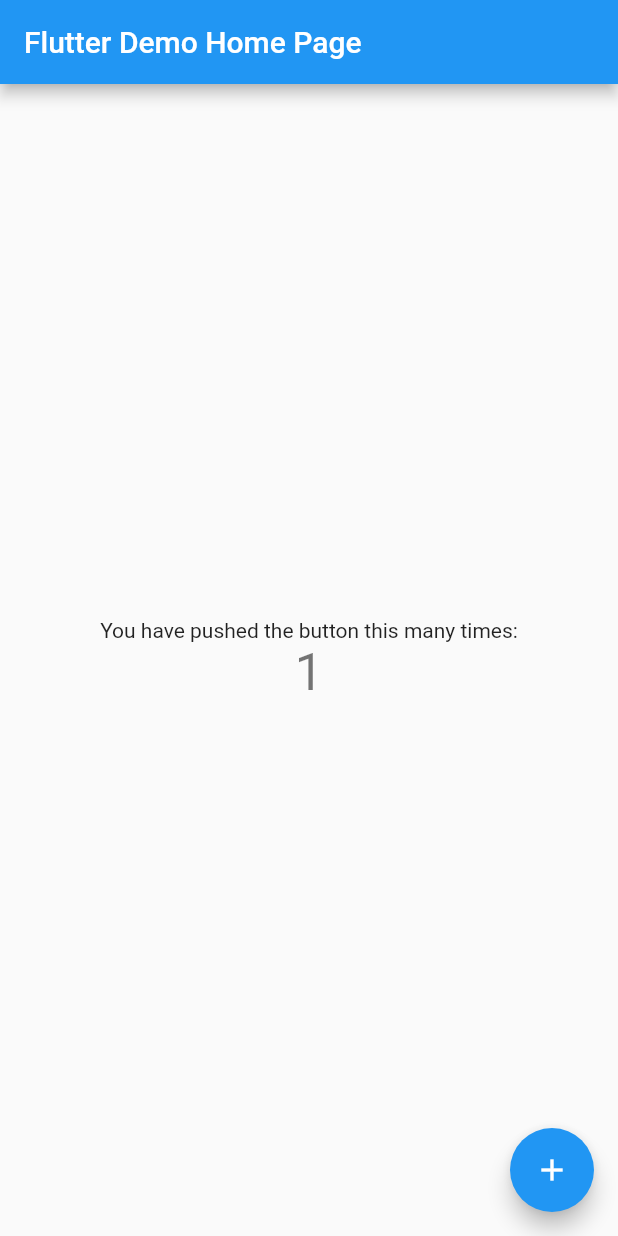
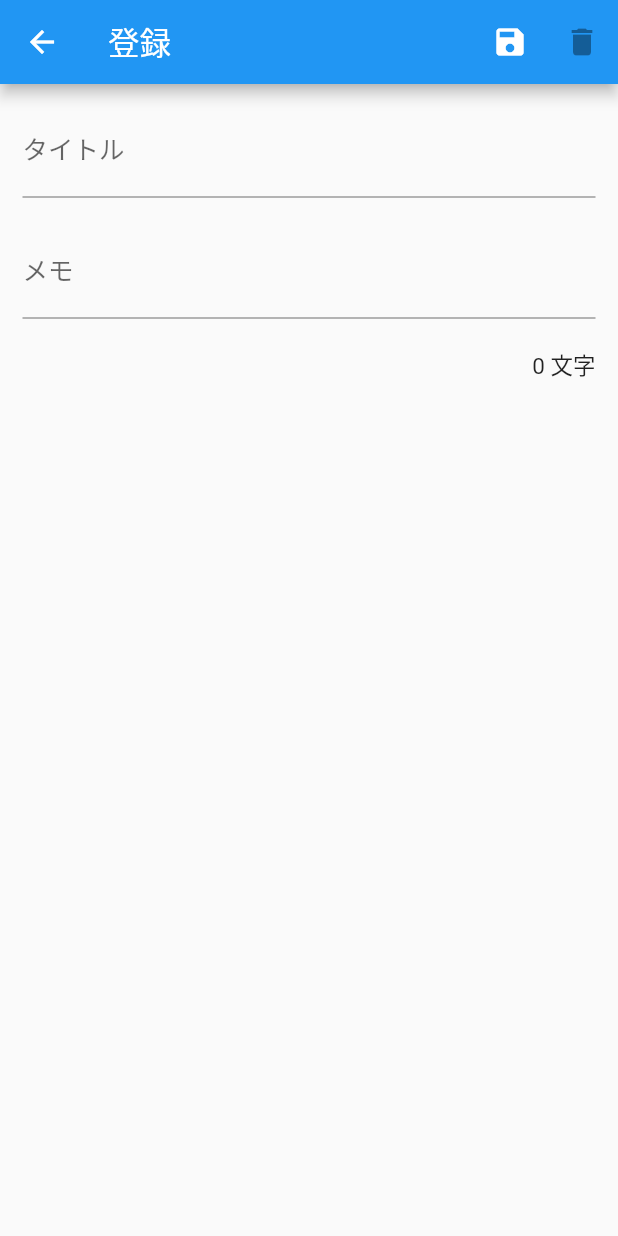
Before and after one commit to sho-rrr/wantodo, a Flutter app: the screen it shows after launch, after a tap on the "add" icon, on a phone screen of 412 x 824 dp. Run offline on Flutter 3.47's test engine with Material 2 defaults, Android fonts, the phone set to English and light mode, and no system bars; our stand-ins replace sqflite; accounts and stored records are empty.

Commit message:
Basic development completed

```diff
--- a/lib/main.dart
+++ b/lib/main.dart
@@ -1,115 +1,28 @@
 import 'package:flutter/material.dart';
+import 'package:flutter_localizations/flutter_localizations.dart';
+import 'package:wantodo/ui/wantodo_list/wantodo_list.dart';
 
-void main() {
-  runApp(const MyApp());
-}
+void main() => runApp(MyApp());
 
 class MyApp extends StatelessWidget {
-  const MyApp({super.key});
-
-  // This widget is the root of your application.
   @override
   Widget build(BuildContext context) {
     return MaterialApp(
-      title: 'Flutter Demo',
+      title: 'Search Bar App',
+      debugShowCheckedModeBanner: false,
       theme: ThemeData(
-        // This is the theme of your application.
-        //
-        // Try running your application with "flutter run". You'll see the
-        // application has a blue toolbar. Then, without quitting the app, try
-        // changing the primarySwatch below to Colors.green and then invoke
-        // "hot reload" (press "r" in the console where you ran "flutter run",
-        // or simply save your changes to "hot reload" in a Flutter IDE).
-        // Notice that the counter didn't reset back to zero; the application
-        // is not restarted.
         primarySwatch: Colors.blue,
       ),
-      home: const MyHomePage(title: 'Flutter Demo Home Page'),
+      routes: <String, WidgetBuilder>{
+        '/': (_) => WantodoList(),
+      },
+      localizationsDelegates: [
+        GlobalMaterialLocalizations.delegate,
+        GlobalWidgetsLocalizations.delegate,
+      ],
+      supportedLocales: [
+        const Locale('ja'),
+      ],
     );
   }
 }
-
-class MyHomePage extends StatefulWidget {
-  const MyHomePage({super.key, required this.title});
-
-  // This widget is the home page of your application. It is stateful, meaning
-  // that it has a State object (defined below) that contains fields that affect
-  // how it looks.
-
-  // This class is the configuration for the state. It holds the values (in this
-  // case the title) provided by the parent (in this case the App widget) and
-  // used by the build method of the State. Fields in a Widget subclass are
-  // always marked "final".
-
-  final String title;
-
-  @override
-  State<MyHomePage> createState() => _MyHomePageState();
-}
-
-class _MyHomePageState extends State<MyHomePage> {
-  int _counter = 0;
-
-  void _incrementCounter() {
-    setState(() {
-      // This call to setState tells the Flutter framework that something has
-      // changed in this State, which causes it to rerun the build method below
-      // so that the display can reflect the updated values. If we changed
-      // _counter without calling setState(), then the build method would not be
-      // called again, and so nothing would appear to happen.
-      _counter++;
-    });
-  }
-
-  @override
-  Widget build(BuildContext context) {
-    // This method is rerun every time setState is called, for instance as done
-    // by the _incrementCounter method above.
-    //
-    // The Flutter framework has been optimized to make rerunning build methods
-    // fast, so that you can just rebuild anything that needs updating rather
-    // than having to individually change instances of widgets.
-    return Scaffold(
-      appBar: AppBar(
-        // Here we take the value from the MyHomePage object that was created by
-        // the App.build method, and use it to set our appbar title.
-        title: Text(widget.title),
-      ),
-      body: Center(
-        // Center is a layout widget. It takes a single child and positions it
-        // in the middle of the parent.
-        child: Column(
-          // Column is also a layout widget. It takes a list of children and
-          // arranges them vertically. By default, it sizes itself to fit its
-          // children horizontally, and tries to be as tall as its parent.
-          //
-          // Invoke "debug painting" (press "p" in the console, choose the
-          // "Toggle Debug Paint" action from the Flutter Inspector in Android
-          // Studio, or the "Toggle Debug Paint" command in Visual Studio Code)
-          // to see the wireframe for each widget.
-          //
-          // Column has various properties to control how it sizes itself and
-          // how it positions its children. Here we use mainAxisAlignment to
-          // center the children vertically; the main axis here is the vertical
-          // axis because Columns are vertical (the cross axis would be
-          // horizontal).
-          mainAxisAlignment: MainAxisAlignment.center,
-          children: <Widget>[
-            const Text(
-              'You have pushed the button this many times:',
-            ),
-            Text(
-              '$_counter',
-              style: Theme.of(context).textTheme.headline4,
-            ),
-          ],
-        ),
-      ),
-      floatingActionButton: FloatingActionButton(
-        onPressed: _incrementCounter,
-        tooltip: 'Increment',
-        child: const Icon(Icons.add),
-      ), // This trailing comma makes auto-formatting nicer for build methods.
-    );
-  }
-}
--- /dev/null
+++ b/lib/model/db/app_db.dart
@@ -0,0 +1,118 @@
+import 'package:path/path.dart';
+import 'package:sqflite/sqflite.dart';
+import 'package:wantodo/model/entity/wantodo.dart';
+
+class AppDatabase {
+  final String _tableName = 'Wantodo';
+  final String _columnId = 'id';
+  final String _columnTitle = 'title';
+  final String _columnDetail = 'detail';
+  final String _columnStatus = 'status';
+  final String _columnCreatedAt = 'created_at';
+  final String _columnDoneAt = 'done_at';
+
+  Database? _database;
+
+  Future<Database> get database async {
+    if (_database != null) return _database!;
+    _database = await _initDB();
+    return _database!;
+  }
+
+  Future<Database> _initDB() async {
+    String path = join(await getDatabasesPath(), 'wantodo.db');
+
+    return await openDatabase(
+      path,
+      version: 1,
+      onCreate: _createTable,
+    );
+  }
+
+  Future<void> _createTable(Database db, int version) async {
+    String sql = '''
+      CREATE TABLE $_tableName(
+        $_columnId TEXT PRIMARY KEY,
+        $_columnTitle TEXT,
+        $_columnDetail TEXT,
+        $_columnStatus TEXT,
+        $_columnCreatedAt TEXT,
+        $_columnDoneAt TEXT
+      )
+    ''';
+
+    return await db.execute(sql);
+  }
+
+  Future<List<Wantodo>> loadAllWantodo() async {
+    final db = await database;
+    var maps = await db.query(
+      _tableName,
+      orderBy: '$_columnCreatedAt DESC',
+    );
+
+    if (maps.isEmpty) return [];
+
+    return maps.map((map) => fromMap(map)).toList();
+  }
+
+  Future<List<Wantodo>> search(String keyword) async {
+    final db = await database;
+    var maps = await db.query(
+      _tableName,
+      orderBy: '$_columnCreatedAt DESC',
+      where: '$_columnTitle LIKE ?',
+      whereArgs: ['%$keyword%'],
+    );
+
+    if (maps.isEmpty) return [];
+
+    return maps.map((map) => fromMap(map)).toList();
+  }
+
+  Future insert(Wantodo wantodo) async {
+    final db = await database;
+    return await db.insert(_tableName, toMap(wantodo));
+  }
+
+  Future update(Wantodo wantodo) async {
+    final db = await database;
+    return await db.update(
+      _tableName,
+      toMap(wantodo),
+      where: '$_columnId = ?',
+      whereArgs: [wantodo.id],
+    );
+  }
+
+  Future delete(Wantodo wantodo) async {
+    final db = await database;
+    return await db.delete(
+      _tableName,
+      where: '$_columnId = ?',
+      whereArgs: [wantodo.id],
+    );
+  }
+
+  Map<String, dynamic> toMap(Wantodo wantodo) {
+    return {
+      _columnId: wantodo.id,
+      _columnTitle: wantodo.title,
+      _columnDetail: wantodo.detail,
+      _columnStatus: wantodo.status,
+      _columnCreatedAt: wantodo.createdAt.toUtc().toIso8601String(),
+      _columnDoneAt: wantodo.doneAt?.toUtc().toIso8601String()
+    };
+  }
+
+  Wantodo fromMap(Map<String, dynamic> json) {
+    return Wantodo(
+      id: json[_columnId],
+      title: json[_columnTitle],
+      detail: json[_columnDetail],
+      status: json[_columnStatus],
+      createdAt: DateTime.parse(json[_columnCreatedAt]).toLocal(),
+      doneAt: json[_columnDoneAt] != null ? DateTime.parse(json[_columnDoneAt]).toLocal() : null
+    );
+  }
+}
--- /dev/null
+++ b/lib/model/entity/wantodo.dart
@@ -0,0 +1,35 @@
+import 'package:intl/intl.dart';
+
+class Wantodo {
+  String id;
+  String title;
+  String detail;
+  String status;
+  DateTime createdAt;
+  DateTime? doneAt;
+
+  String getDetail() {
+    String cont = detail.replaceAll('\n', ' ');
+    if (cont.length <= 10) return cont;
+    return '${cont.substring(0, 10)}...';
+  } // 使わないかも
+
+  String getCreatedAt() {
+    try {
+      var fomatter = DateFormat('yyyy/MM/dd HH:mm:ss', 'ja_JP');
+      return fomatter.format(createdAt);
+    } catch (e) {
+      print(e);
+      return '';
+    }
+  }
+
+  Wantodo({
+    required this.id,
+    required this.title,
+    required this.detail,
+    required this.status,
+    required this.createdAt,
+    this.doneAt
+  });
+}
--- /dev/null
+++ b/lib/model/repository/wantodo_repository.dart
@@ -0,0 +1,18 @@
+import 'package:wantodo/model/db/app_db.dart';
+import 'package:wantodo/model/entity/wantodo.dart';
+
+class WantodoRepository {
+  final AppDatabase _appDatabase;
+
+  WantodoRepository(this._appDatabase);
+
+  Future<List<Wantodo>> loadAllWantodo() => _appDatabase.loadAllWantodo();
+
+  Future<List<Wantodo>> search(String keyword) => _appDatabase.search(keyword);
+
+  Future insert(Wantodo wantodo) => _appDatabase.insert(wantodo);
+
+  Future update(Wantodo wantodo) => _appDatabase.update(wantodo);
+
+  Future delete(Wantodo wantodo) => _appDatabase.delete(wantodo);
+}
--- /dev/null
+++ b/lib/ui/wantodo_detail/wantodo_detail.dart
@@ -0,0 +1,171 @@
+import 'package:flutter/cupertino.dart';
+import 'package:flutter/material.dart';
+import 'package:provider/provider.dart';
+import 'package:wantodo/model/db/app_db.dart';
+import 'package:wantodo/model/entity/wantodo.dart';
+import 'package:wantodo/model/repository/wantodo_repository.dart';
+import 'package:wantodo/ui/wantodo_detail/wantodo_detail_view_model.dart';
+
+class WantodoDetail extends StatelessWidget {
+  final Wantodo? _wantodo;
+
+  WantodoDetail(this._wantodo);
+
+  @override
+  Widget build(BuildContext context) {
+    return ChangeNotifierProvider(
+      create: (_) => WantodoDetailViewModel(_wantodo, WantodoRepository(AppDatabase())),
+      child: _WantodoDetailPage(),
+    );
+  }
+}
+
+class _WantodoDetailPage extends StatelessWidget {
+  final GlobalKey<FormState> _globalKey = GlobalKey<FormState>();
+
+  @override
+  Widget build(BuildContext context) {
+    final vm = Provider.of<WantodoDetailViewModel>(context);
+
+    return Scaffold(
+      appBar: AppBar(
+        title: Text(vm.isNew ? '登録' : '編集'),
+        actions: [
+          IconButton(
+            icon: Icon(Icons.save),
+            onPressed: () => _showSaveOrUpdateDialog(context),
+          ),
+          IconButton(
+            icon: Icon(Icons.delete),
+            onPressed: vm.isNew ? null : () => _showDeleteDialog(context),
+          ),
+        ],
+      ),
+      body: SafeArea(
+        child: Form(
+          key: _globalKey,
+          child: ListView(
+            padding: EdgeInsets.all(15),
+            children: [
+              TextFormField(
+                decoration: const InputDecoration(labelText: 'タイトル'),
+                initialValue: vm.isNew ? '' : vm.wantodo.title,
+                validator: (value) => (value == null || value.isEmpty) ? 'タイトルを入力して下さい' : null,
+                onChanged: (value) => vm.setTitle(value),
+              ),
+              Padding(
+                padding: EdgeInsets.only(top: 20),
+                child: TextFormField(
+                  decoration: InputDecoration(labelText: 'メモ'),
+                  keyboardType: TextInputType.multiline,
+                  maxLines: null,
+                  initialValue: vm.isNew ? '' : vm.wantodo.detail,
+                  onChanged: (value) => vm.setContent(value),
+                ),
+              ),
+              Padding(
+                padding: EdgeInsets.only(top: 20),
+                child: Align(
+                  alignment: Alignment.centerRight,
+                  child: Text('${vm.detailCounts} 文字'),
+                ),
+              ),
+            ],
+          ),
+        ),
+      ),
+    );
+  }
+
+  void _showSaveOrUpdateDialog(BuildContext context) {
+    if (_globalKey.currentState == null) return;
+    if (!_globalKey.currentState!.validate()) return;
+
+    var vm = Provider.of<WantodoDetailViewModel>(context, listen: false);
+
+    bool isNew = vm.isNew;
+
+    String saveOrUpdateText = (isNew ? '保存' : '更新');
+
+    showDialog(
+      context: context,
+      builder: (BuildContext context) {
+        return AlertDialog(
+          content: Text('メモを$saveOrUpdateTextしますか？'),
+          actions: [
+            TextButton(
+              onPressed: () => Navigator.pop(context),
+              child: const Text('キャンセル'),
+            ),
+            TextButton(
+              onPressed: () =>
+                  isNew ? _save(context, vm) : _update(context, vm),
+              child: Text(saveOrUpdateText),
+            ),
+          ],
+        );
+      },
+    );
+  }
+
+  void _showDeleteDialog(BuildContext context) {
+    var vm = Provider.of<WantodoDetailViewModel>(context, listen: false);
+
+    showDialog(
+      context: context,
+      builder: (BuildContext context) {
+        return AlertDialog(
+          content: const Text('メモを削除しますか？'),
+          actions: [
+            TextButton(
+              onPressed: () => Navigator.pop(context),
+              child: const Text('キャンセル'),
+            ),
+            TextButton(
+              onPressed: () => _delete(context, vm),
+              child: const Text('削除'),
+            ),
+          ],
+        );
+      },
+    );
+  }
+
+  void _save(BuildContext context, WantodoDetailViewModel vm) async {
+    _showIndicator(context);
+    await vm.save();
+    _goToWantodoListScreen(context);
+  }
+
+  void _update(BuildContext context, WantodoDetailViewModel vm) async {
+    _showIndicator(context);
+    await vm.update();
+    _goToWantodoListScreen(context);
+  }
+
+  void _delete(BuildContext context, WantodoDetailViewModel vm) async {
+    _showIndicator(context);
+    await vm.delete();
+    _goToWantodoListScreen(context);
+  }
+
+  void _showIndicator(BuildContext context) {
+    showGeneralDialog(
+      context: context,
+      barrierDismissible: false,
+      transitionDuration: Duration(milliseconds: 300),
+      barrierColor: Colors.black.withOpacity(0.5),
+      pageBuilder: (
+        BuildContext context,
+        Animation animation,
+        Animation secondaryAnimation,
+      ) {
+        return Center(child: CircularProgressIndicator());
+      },
+    );
+  }
+
+  void _goToWantodoListScreen(BuildContext context) {
+    Navigator.pushNamedAndRemoveUntil(context, '/', (route) => false);
+  }
+}
--- /dev/null
+++ b/lib/ui/wantodo_detail/wantodo_detail_view_model.dart
@@ -0,0 +1,60 @@
+import 'package:flutter/material.dart';
+import 'package:wantodo/model/entity/wantodo.dart';
+import 'package:wantodo/model/repository/wantodo_repository.dart';
+import 'package:uuid/uuid.dart';
+
+class WantodoDetailViewModel extends ChangeNotifier {
+  final WantodoRepository _repository;
+
+  WantodoDetailViewModel(wantodo, this._repository) {
+    _wantodo = wantodo ?? initWantodo();
+    _isNew = (wantodo == null);
+    _detailCounts = _wantodo.detail.length;
+    notifyListeners();
+  }
+
+  late Wantodo _wantodo;
+
+  Wantodo get wantodo => _wantodo;
+
+  late bool _isNew;
+
+  bool get isNew => _isNew;
+
+  int _detailCounts = 0;
+
+  int get detailCounts => _detailCounts;
+
+  Wantodo initWantodo() {
+    return Wantodo(
+      id: Uuid().v4(),
+      title: '',
+      detail: '',
+      status: 'TODO',
+      createdAt: DateTime.now(), // sho: 微妙
+    );
+  }
+
+  void setTitle(String title) {
+    _wantodo.title = title;
+    notifyListeners();
+  }
+
+  void setContent(String detail) {
+    _wantodo.detail = detail;
+    _detailCounts = detail.length;
+    notifyListeners();
+  }
+
+  Future save() async {
+    _wantodo.createdAt = DateTime.now();
+    return await _repository.insert(_wantodo);
+  }
+
+  Future update() async {
+    _wantodo.createdAt = DateTime.now();
+    return await _repository.update(_wantodo);
+  }
+
+  Future delete() async => _repository.delete(_wantodo);
+}
--- /dev/null
+++ b/lib/ui/wantodo_list/wantodo_list.dart
@@ -0,0 +1,86 @@
+import 'package:flutter/cupertino.dart';
+import 'package:flutter/material.dart';
+import 'package:provider/provider.dart';
+import 'package:wantodo/ui/wantodo_detail/wantodo_detail.dart';
+import 'package:wantodo/ui/wantodo_list/wantodo_list_view_model.dart';
+import 'package:wantodo/model/db/app_db.dart';
+import 'package:wantodo/model/entity/wantodo.dart';
+import 'package:wantodo/model/repository/wantodo_repository.dart';
+
+class WantodoList extends StatelessWidget {
+  @override
+  Widget build(BuildContext context) {
+    final vm = WantodoListViewModel(WantodoRepository(AppDatabase()));
+    final page = _WantodoListPage();
+    return ChangeNotifierProvider(
+      create: (_) => vm,
+      child: Scaffold(
+        // AppBarにTextFieldを配置することで、検索バーになる
+        appBar: AppBar(
+          title: TextField(
+            style: const TextStyle(color: Colors.white),
+            decoration: InputDecoration(
+              prefixIcon: Icon(Icons.search, color: Colors.white),
+              hintText: 'タイトルを検索',
+              hintStyle: const TextStyle(color: Colors.white),
+            ),
+            onChanged: (value) => vm.search(value),
+          ),
+        ),
+        backgroundColor: Color(0xffF2F2F2),
+        body: page,
+        floatingActionButton: FloatingActionButton(
+          child: Icon(Icons.add),
+	  // メモ登録画面に遷移する
+          onPressed: () => page.goToWantodoDetailScreen(context, null),
+        ),
+      ),
+    );
+  }
+}
+
+class _WantodoListPage extends StatelessWidget {
+  @override
+  Widget build(BuildContext context) {
+    final vm = Provider.of<WantodoListViewModel>(context);
+
+    if (vm.isLoading) {
+      return const Center(child: CircularProgressIndicator());
+    }
+
+    if (vm.wantodos.isEmpty) {
+      return const Center(child: const Text('メモが登録されていません'));
+    }
+
+    return ListView.builder(
+      itemCount: vm.wantodos.length,
+      itemBuilder: (BuildContext context, int index) {
+        var wantodo = vm.wantodos[index];
+        return _buildWantodoListTile(context, wantodo);
+      },
+    );
+  }
+
+  Widget _buildWantodoListTile(BuildContext context, Wantodo wantodo) {
+    return Card(
+      child: ListTile(
+        title: Text(
+          wantodo.title,
+          style: TextStyle(fontWeight: FontWeight.bold),
+        ),
+        subtitle: Text(wantodo.getDetail()),
+        trailing: Text(wantodo.getCreatedAt()),
+	// メモ編集・削除画面に遷移する
+        onTap: () => goToWantodoDetailScreen(context, wantodo),
+      ),
+    );
+  }
+
+  void goToWantodoDetailScreen(BuildContext context, Wantodo? wantodo) {
+    var route = MaterialPageRoute(
+      settings: RouteSettings(name: '/ui.wantodo_detail'),
+      builder: (BuildContext context) => WantodoDetail(wantodo),
+    );
+    Navigator.push(context, route);
+  }
+}
--- /dev/null
+++ b/lib/ui/wantodo_list/wantodo_list_view_model.dart
@@ -0,0 +1,43 @@
+import 'package:flutter/material.dart';
+import 'package:wantodo/model/entity/wantodo.dart';
+import 'package:wantodo/model/repository/wantodo_repository.dart';
+
+class WantodoListViewModel extends ChangeNotifier {
+  final WantodoRepository _repository;
+
+  WantodoListViewModel(this._repository) {
+    loadAllWantodo();
+  }
+
+  List<Wantodo> _wantodos = [];
+
+  List<Wantodo> get wantodos => _wantodos;
+
+  bool _isLoading = false;
+
+  bool get isLoading => _isLoading;
+
+  void loadAllWantodo() async {
+    _startLoading();
+    _wantodos = await _repository.loadAllWantodo();
+    _finishLoading();
+  }
+
+  void search(String keyword) async {
+    _startLoading();
+    _wantodos = await _repository.search(keyword);
+    print(_isLoading);
+    _finishLoading();
+    print(_isLoading);
+  }
+
+  void _startLoading() {
+    _isLoading = true;
+    notifyListeners();
+  }
+
+  void _finishLoading() {
+    _isLoading = false;
+    notifyListeners();
+  }
+}
```
Also changed, not shown: pubspec.yaml (+6 -1 lines), 14 other files.
